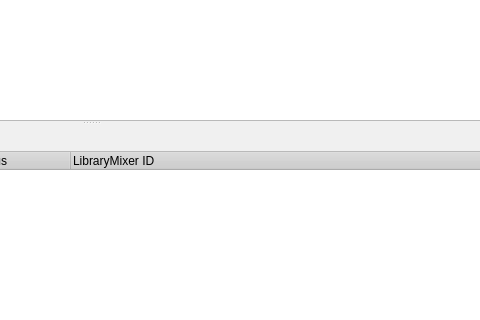
This is MixologistGui/gui/TransfersDialog.ui in rebeccaskinner/The-Mixologist as Qt 5 draws it before an edit; both pictures show x 441 to 921 and y 366 to 686 of the 1063 by 937 pixel window. The edited form follows.
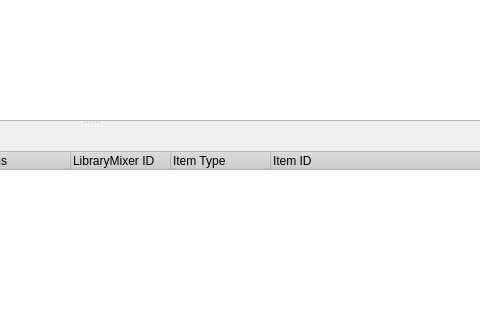
This is the edited form. Icons and pictures are not drawn.

What changed in the file:
```diff
--- a/MixologistGui/gui/TransfersDialog.ui
+++ b/MixologistGui/gui/TransfersDialog.ui
@@ -752,6 +752,16 @@
            <string>LibraryMixer ID</string>
           </property>
          </column>
+         <column>
+          <property name="text">
+           <string>Item Type</string>
+          </property>
+         </column>
+         <column>
+          <property name="text">
+           <string>Item ID</string>
+          </property>
+         </column>
         </widget>
        </item>
       </layout>
```
